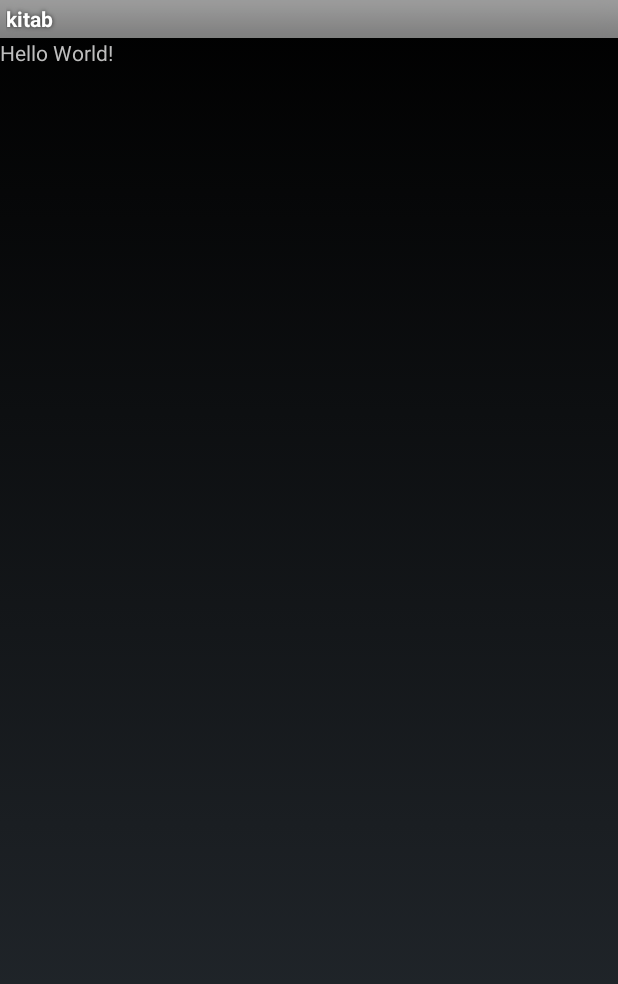
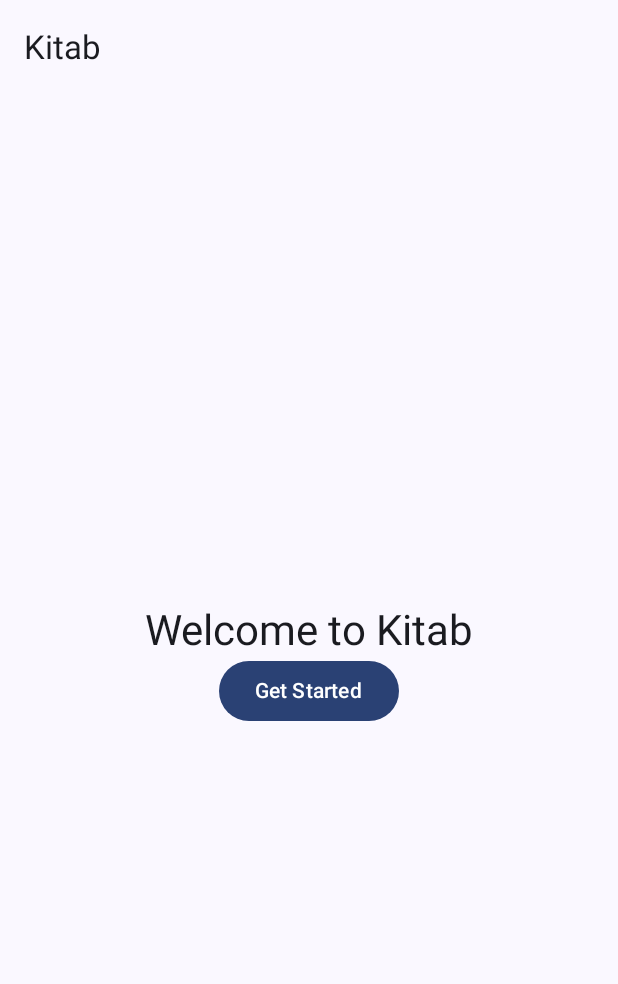
Before and after one commit to roshansoni-io/kitab, an Android app built with Jetpack Compose: the screen it shows after launch (MainActivity), on a phone screen of 412 x 824 dp. Shown: the top 984 px of the screen. Run offline under Robolectric (Android 15) with nearby library versions, the phone set to English and light mode, and no system bars.

Commit message:
Set up Jetpack Compose with Material 3 UI

```diff
--- a/app/build.gradle.kts
+++ b/app/build.gradle.kts
@@ -1,6 +1,7 @@
 plugins {
     alias(libs.plugins.android.application)
     alias(libs.plugins.kotlin.android)
+    alias(libs.plugins.kotlin.compose)
 }
 
 android {
@@ -21,6 +22,10 @@ android {
         }
     }
 
+    buildFeatures {
+        compose = true
+    }
+
     compileOptions {
         sourceCompatibility = JavaVersion.VERSION_17
         targetCompatibility = JavaVersion.VERSION_17
@@ -32,3 +37,17 @@ kotlin {
         jvmTarget.set(org.jetbrains.kotlin.gradle.dsl.JvmTarget.JVM_17)
     }
 }
+
+dependencies {
+    implementation(libs.androidx.core.ktx)
+    implementation(libs.androidx.lifecycle.runtime.ktx)
+    implementation(libs.androidx.activity.compose)
+
+    implementation(platform(libs.androidx.compose.bom))
+    implementation(libs.androidx.compose.ui)
+    implementation(libs.androidx.compose.ui.graphics)
+    implementation(libs.androidx.compose.ui.tooling.preview)
+    implementation(libs.androidx.compose.material3)
+
+    debugImplementation(libs.androidx.compose.ui.tooling)
+}
--- a/app/src/main/AndroidManifest.xml
+++ b/app/src/main/AndroidManifest.xml
@@ -3,7 +3,7 @@
 >
 
   <application
-  android:theme="@android:style/Theme"
+  android:theme="@android:style/Theme.Material.Light.NoActionBar"
   android:label="@string/app_name"
   android:icon="@drawable/ic_launcher">
   <activity android:name=".MainActivity"
--- a/app/src/main/java/io/github/roshansoni_io/kitab/MainActivity.kt
+++ b/app/src/main/java/io/github/roshansoni_io/kitab/MainActivity.kt
@@ -1,12 +1,72 @@
 package io.github.roshansoni_io.kitab
 
-import android.app.Activity
 import android.os.Bundle
+import androidx.activity.ComponentActivity
+import androidx.activity.compose.setContent
+import androidx.activity.enableEdgeToEdge
+import androidx.compose.foundation.layout.Arrangement
+import androidx.compose.foundation.layout.Column
+import androidx.compose.foundation.layout.fillMaxSize
+import androidx.compose.foundation.layout.padding
+import androidx.compose.material3.Button
+import androidx.compose.material3.MaterialTheme
+import androidx.compose.material3.Scaffold
+import androidx.compose.material3.Text
+import androidx.compose.material3.TopAppBar
+import androidx.compose.material3.ExperimentalMaterial3Api
+import androidx.compose.runtime.Composable
+import androidx.compose.ui.Alignment
+import androidx.compose.ui.Modifier
+import androidx.compose.ui.tooling.preview.Preview
+import io.github.roshansoni_io.kitab.ui.theme.KitabTheme
 
-  class MainActivity(): Activity() {
+class MainActivity : ComponentActivity() {
 
-  override fun onCreate(bundle: Bundle?) {
-    super.onCreate(bundle)
-    this.setContentView(R.layout.activity_main)
-  }
+    override fun onCreate(savedInstanceState: Bundle?) {
+        super.onCreate(savedInstanceState)
+        enableEdgeToEdge()
+        setContent {
+            KitabTheme {
+                KitabApp()
+            }
+        }
+    }
 }
+
+@OptIn(ExperimentalMaterial3Api::class)
+@Composable
+fun KitabApp() {
+    Scaffold(
+        topBar = {
+            TopAppBar(
+                title = { Text("Kitab") },
+            )
+        },
+    ) { innerPadding ->
+        Column(
+            modifier = Modifier
+                .fillMaxSize()
+                .padding(innerPadding),
+            horizontalAlignment = Alignment.CenterHorizontally,
+            verticalArrangement = Arrangement.Center,
+        ) {
+            Text(
+                text = "Welcome to Kitab",
+                style = MaterialTheme.typography.headlineMedium,
+            )
+            Button(
+                onClick = {},
+            ) {
+                Text("Get Started")
+            }
+        }
+    }
+}
+
+@Preview(showBackground = true)
+@Composable
+fun KitabAppPreview() {
+    KitabTheme {
+        KitabApp()
+    }
+}
--- /dev/null
+++ b/app/src/main/java/io/github/roshansoni_io/kitab/ui/theme/Theme.kt
@@ -0,0 +1,80 @@
+package io.github.roshansoni_io.kitab.ui.theme
+
+import android.os.Build
+import androidx.compose.foundation.isSystemInDarkTheme
+import androidx.compose.material3.MaterialTheme
+import androidx.compose.material3.darkColorScheme
+import androidx.compose.material3.dynamicDarkColorScheme
+import androidx.compose.material3.dynamicLightColorScheme
+import androidx.compose.material3.lightColorScheme
+import androidx.compose.runtime.Composable
+import androidx.compose.ui.graphics.Color
+import androidx.compose.ui.platform.LocalContext
+
+private val LightColors = lightColorScheme(
+    primary = Color(0xFF00629D),
+    onPrimary = Color(0xFFFFFFFF),
+    primaryContainer = Color(0xFFCFE4FF),
+    onPrimaryContainer = Color(0xFF001D35),
+    secondary = Color(0xFF526069),
+    onSecondary = Color(0xFFFFFFFF),
+    secondaryContainer = Color(0xFFD5E4EF),
+    onSecondaryContainer = Color(0xFF0F1D24),
+    tertiary = Color(0xFF605A7D),
+    onTertiary = Color(0xFFFFFFFF),
+    tertiaryContainer = Color(0xFFE6DEFF),
+    onTertiaryContainer = Color(0xFF1C1636),
+    background = Color(0xFFFCFCFF),
+    onBackground = Color(0xFF191C1F),
+    surface = Color(0xFFFCFCFF),
+    onSurface = Color(0xFF191C1F),
+    surfaceVariant = Color(0xFFDEE3EB),
+    onSurfaceVariant = Color(0xFF42474D),
+    error = Color(0xFFBA1A1A),
+    onError = Color(0xFFFFFFFF),
+)
+
+private val DarkColors = darkColorScheme(
+    primary = Color(0xFF9CCAFF),
+    onPrimary = Color(0xFF003355),
+    primaryContainer = Color(0xFF004A79),
+    onPrimaryContainer = Color(0xFFCFE4FF),
+    secondary = Color(0xFFB9C8D3),
+    onSecondary = Color(0xFF24323A),
+    secondaryContainer = Color(0xFF3B4850),
+    onSecondaryContainer = Color(0xFFD5E4EF),
+    tertiary = Color(0xFFCAC1EA),
+    onTertiary = Color(0xFF32284C),
+    tertiaryContainer = Color(0xFF493F64),
+    onTertiaryContainer = Color(0xFFE6DEFF),
+    background = Color(0xFF191C1F),
+    onBackground = Color(0xFFE2E2E6),
+    surface = Color(0xFF191C1F),
+    onSurface = Color(0xFFE2E2E6),
+    surfaceVariant = Color(0xFF42474D),
+    onSurfaceVariant = Color(0xFFC2C7CE),
+    error = Color(0xFFFFB4AB),
+    onError = Color(0xFF690005),
+)
+
+@Composable
+fun KitabTheme(
+    darkTheme: Boolean = isSystemInDarkTheme(),
+    dynamicColor: Boolean = true,
+    content: @Composable () -> Unit,
+) {
+    val colorScheme = when {
+        dynamicColor && Build.VERSION.SDK_INT >= Build.VERSION_CODES.S -> {
+            val context = LocalContext.current
+            if (darkTheme) dynamicDarkColorScheme(context) else dynamicLightColorScheme(context)
+        }
+        darkTheme -> DarkColors
+        else -> LightColors
+    }
+
+    MaterialTheme(
+        colorScheme = colorScheme,
+        typography = Typography,
+        content = content,
+    )
+}
--- /dev/null
+++ b/app/src/main/java/io/github/roshansoni_io/kitab/ui/theme/Type.kt
@@ -0,0 +1,46 @@
+package io.github.roshansoni_io.kitab.ui.theme
+
+import androidx.compose.material3.Typography
+import androidx.compose.ui.text.TextStyle
+import androidx.compose.ui.text.font.FontFamily
+import androidx.compose.ui.text.font.FontWeight
+import androidx.compose.ui.unit.em
+import androidx.compose.ui.unit.sp
+
+val Typography = Typography(
+    displayLarge = TextStyle(
+        fontFamily = FontFamily.Default,
+        fontWeight = FontWeight.Normal,
+        fontSize = 57.sp,
+        lineHeight = 64.sp,
+        letterSpacing = (-0.025).em,
+    ),
+    headlineMedium = TextStyle(
+        fontFamily = FontFamily.Default,
+        fontWeight = FontWeight.Normal,
+        fontSize = 28.sp,
+        lineHeight = 36.sp,
+        letterSpacing = 0.em,
+    ),
+    titleLarge = TextStyle(
+        fontFamily = FontFamily.Default,
+        fontWeight = FontWeight.Normal,
+        fontSize = 22.sp,
+        lineHeight = 28.sp,
+        letterSpacing = 0.em,
+    ),
+    bodyLarge = TextStyle(
+        fontFamily = FontFamily.Default,
+        fontWeight = FontWeight.Normal,
+        fontSize = 16.sp,
+        lineHeight = 24.sp,
+        letterSpacing = 0.031.sp,
+    ),
+    labelLarge = TextStyle(
+        fontFamily = FontFamily.Default,
+        fontWeight = FontWeight.Medium,
+        fontSize = 14.sp,
+        lineHeight = 20.sp,
+        letterSpacing = 0.071.sp,
+    ),
+)
--- a/app/src/main/res/layout/activity_main.xml
+++ /dev/null
@@ -1,9 +0,0 @@
-<?xml version="1.0" encoding="utf-8"?>
-  <LinearLayout xmlns:android="http://schemas.android.com/apk/res/android"
-  android:layout_width="match_parent"
-  android:layout_height="match_parent">
-  <TextView
-  android:layout_width="wrap_content"
-  android:layout_height="wrap_content"
-  android:text="Hello World!" />
-  </LinearLayout>
--- a/gradle.properties
+++ b/gradle.properties
@@ -2,3 +2,5 @@
 # https://docs.gradle.org/current/userguide/build_environment.html#sec:gradle_configuration_properties
 
 org.gradle.configuration-cache=true
+
+android.useAndroidX=true
--- a/gradle/libs.versions.toml
+++ b/gradle/libs.versions.toml
@@ -1,7 +1,23 @@
 [versions]
 agp = "8.13.0"
 kotlin = "2.2.20"
+activityCompose = "1.10.1"
+composeBom = "2025.10.01"
+coreKtx = "1.17.0"
+lifecycleRuntime = "2.9.4"
+
+[libraries]
+androidx-core-ktx = { group = "androidx.core", name = "core-ktx", version.ref = "coreKtx" }
+androidx-lifecycle-runtime-ktx = { group = "androidx.lifecycle", name = "lifecycle-runtime-ktx", version.ref = "lifecycleRuntime" }
+androidx-activity-compose = { group = "androidx.activity", name = "activity-compose", version.ref = "activityCompose" }
+androidx-compose-bom = { group = "androidx.compose", name = "compose-bom", version.ref = "composeBom" }
+androidx-compose-ui = { group = "androidx.compose.ui", name = "ui" }
+androidx-compose-ui-graphics = { group = "androidx.compose.ui", name = "ui-graphics" }
+androidx-compose-ui-tooling = { group = "androidx.compose.ui", name = "ui-tooling" }
+androidx-compose-ui-tooling-preview = { group = "androidx.compose.ui", name = "ui-tooling-preview" }
+androidx-compose-material3 = { group = "androidx.compose.material3", name = "material3" }
 
 [plugins]
 android-application = { id = "com.android.application", version.ref = "agp" }
 kotlin-android = { id = "org.jetbrains.kotlin.android", version.ref = "kotlin" }
+kotlin-compose = { id = "org.jetbrains.kotlin.plugin.compose", version.ref = "kotlin" }
```
